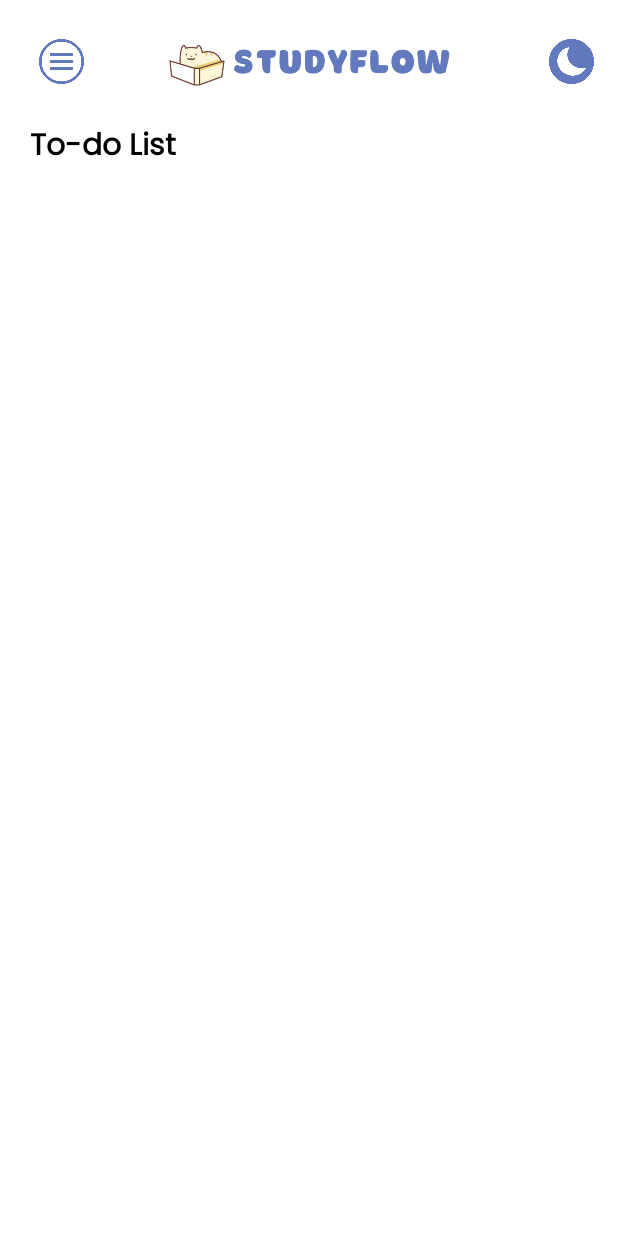
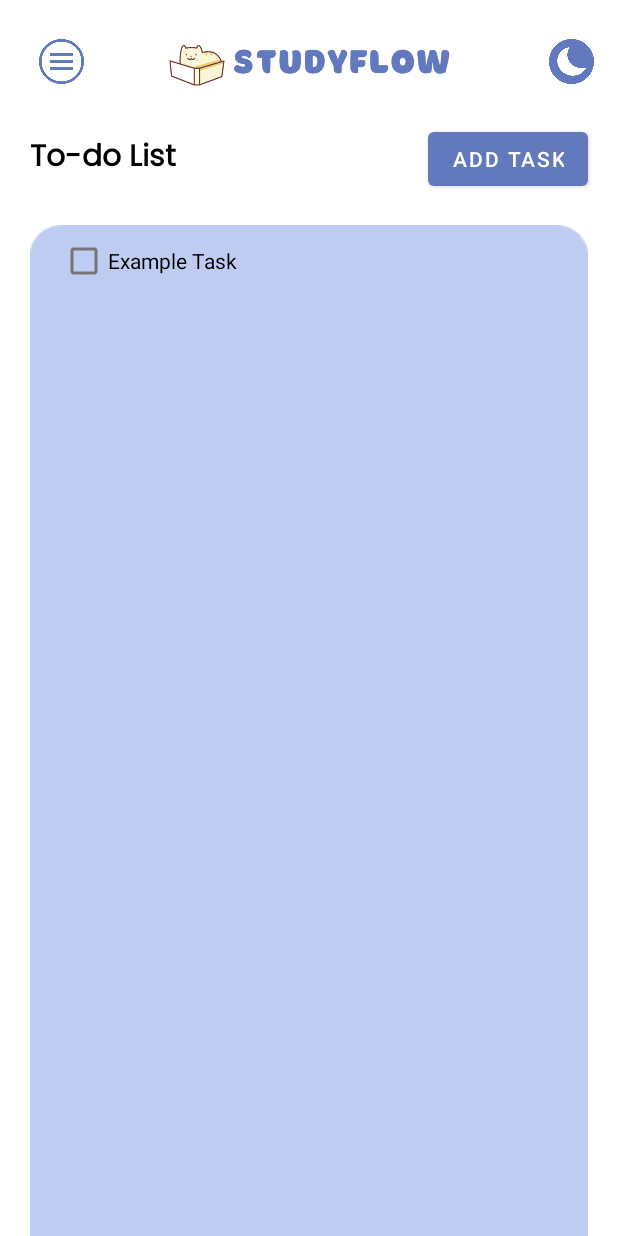
Before and after one commit to alosadahg/StudyFlow, an Android app: the Todo screen opened directly, with no data from a screen before it, on a phone screen of 412 x 824 dp. Run offline under Robolectric (Android 15) with nearby library versions, the phone set to English and light mode, and no system bars.

Commit message:
Added to-do list layout

```diff
--- a/app/build.gradle
+++ b/app/build.gradle
@@ -36,5 +36,7 @@ dependencies {
     testImplementation 'junit:junit:4.13.2'
     androidTestImplementation 'androidx.test.ext:junit:1.1.5'
     androidTestImplementation 'androidx.test.espresso:espresso-core:3.5.1'
+    implementation 'androidx.recyclerview:recyclerview:1.1.0'
+    implementation 'com.google.android.material:material:1.1.0'
 
 }
--- a/app/src/main/res/layout/activity_todo.xml
+++ b/app/src/main/res/layout/activity_todo.xml
@@ -1,31 +1,114 @@
 <?xml version="1.0" encoding="utf-8"?>
-<ScrollView
+<LinearLayout
 xmlns:android="http://schemas.android.com/apk/res/android"
 xmlns:app="http://schemas.android.com/apk/res-auto"
 xmlns:tools="http://schemas.android.com/tools"
     android:layout_width="match_parent"
     android:layout_height="wrap_content"
-android:fillViewport="true">
+    android:orientation="vertical">
 
-<LinearLayout
+    <include
+        android:id="@+id/layout_header"
+        layout="@layout/activity_header"/>
+    <TableRow
         android:layout_width="match_parent"
         android:layout_height="wrap_content"
-    android:orientation="vertical">
-
-    <include layout="@layout/activity_header"/>
+        android:gravity="center_vertical">
 
         <TextView
             android:id="@+id/txtTodo"
             android:layout_width="wrap_content"
             android:layout_height="wrap_content"
-        android:layout_marginRight="0dp"
             android:text="To-do List"
             android:textColor="@color/text_color"
             android:textSize="20sp"
             android:textStyle="bold"
             android:layout_marginLeft="20dp"
+            android:layout_marginRight="20dp"
             android:fontFamily="@font/poppins_regular"
             android:textAlignment="center"/>
 
+        <View
+            android:layout_width="0dp"
+            android:layout_height="1dp"
+            android:layout_weight="1"/>
+
+        <Button
+            android:id="@+id/add_task_button"
+            android:layout_width="wrap_content"
+            android:layout_height="wrap_content"
+            android:layout_marginRight="20dp"
+            android:text="Add Task"
+            android:layout_gravity="end"/>
+    </TableRow>
+
+
+    <ScrollView
+        android:layout_width="match_parent"
+        android:layout_height="763dp">
+
+        <LinearLayout
+            android:id="@+id/checklist_items_layout"
+            android:layout_width="match_parent"
+            android:layout_height="0dp"
+            android:layout_margin="20dp"
+            android:layout_weight="1"
+            android:background="@drawable/todo_bg"
+            android:orientation="vertical">
+
+            <!-- Example checklist item -->
+
+            <CheckBox
+                android:id="@+id/checklist_item"
+                android:layout_width="match_parent"
+                android:layout_height="wrap_content"
+                android:layout_marginLeft="20dp"
+                android:text="Example Task" />
+
+            <!-- Additional checklist items will be added dynamically -->
+
         </LinearLayout>
+
     </ScrollView>
+<!--    <TextView-->
+<!--        android:id="@+id/txtTodo"-->
+<!--        android:layout_width="wrap_content"-->
+<!--        android:layout_height="wrap_content"-->
+<!--        android:text="To-do List"-->
+<!--        android:textColor="@color/text_color"-->
+<!--        android:textSize="20sp"-->
+<!--        android:textStyle="bold"-->
+<!--        android:layout_below="@+id/layout_header"-->
+<!--        android:layout_marginLeft="20dp"-->
+<!--        android:layout_marginRight="20dp"-->
+<!--        android:fontFamily="@font/poppins_regular" />-->
+
+<!--    <androidx.recyclerview.widget.RecyclerView-->
+<!--        android:id="@+id/tasksRecyclerView"-->
+<!--        android:layout_width="match_parent"-->
+<!--        android:layout_height="wrap_content"-->
+<!--        android:layout_below="@id/txtTodo"-->
+<!--        android:layout_marginStart="20dp"-->
+<!--        android:layout_marginTop="20dp"-->
+<!--        android:layout_marginEnd="20dp"-->
+<!--        android:layout_marginBottom="20dp"-->
+<!--        android:background="#BFCCF1"-->
+<!--        android:nestedScrollingEnabled="true"-->
+<!--        app:layoutManager="androidx.recyclerview.widget.LinearLayoutManager" />-->
+
+
+<!--    <com.google.android.material.floatingactionbutton.FloatingActionButton-->
+<!--        android:id="@+id/fab"-->
+<!--        android:layout_width="wrap_content"-->
+<!--        android:layout_height="wrap_content"-->
+<!--        android:layout_alignParentEnd="true"-->
+<!--        android:layout_alignParentBottom="true"-->
+<!--        android:layout_marginStart="32dp"-->
+<!--        android:layout_marginTop="32dp"-->
+<!--        android:layout_marginEnd="30dp"-->
+<!--        android:layout_marginBottom="30dp"-->
+<!--        android:backgroundTint="@color/main_color"-->
+<!--        android:contentDescription="add"-->
+<!--        android:src="@drawable/ic_baseline_add_24" />-->
+
+</LinearLayout>
```
Also changed, not shown: app/src/main/res/drawable/todo_bg.png (added). Lines whose indentation alone changed are shown as unchanged.
